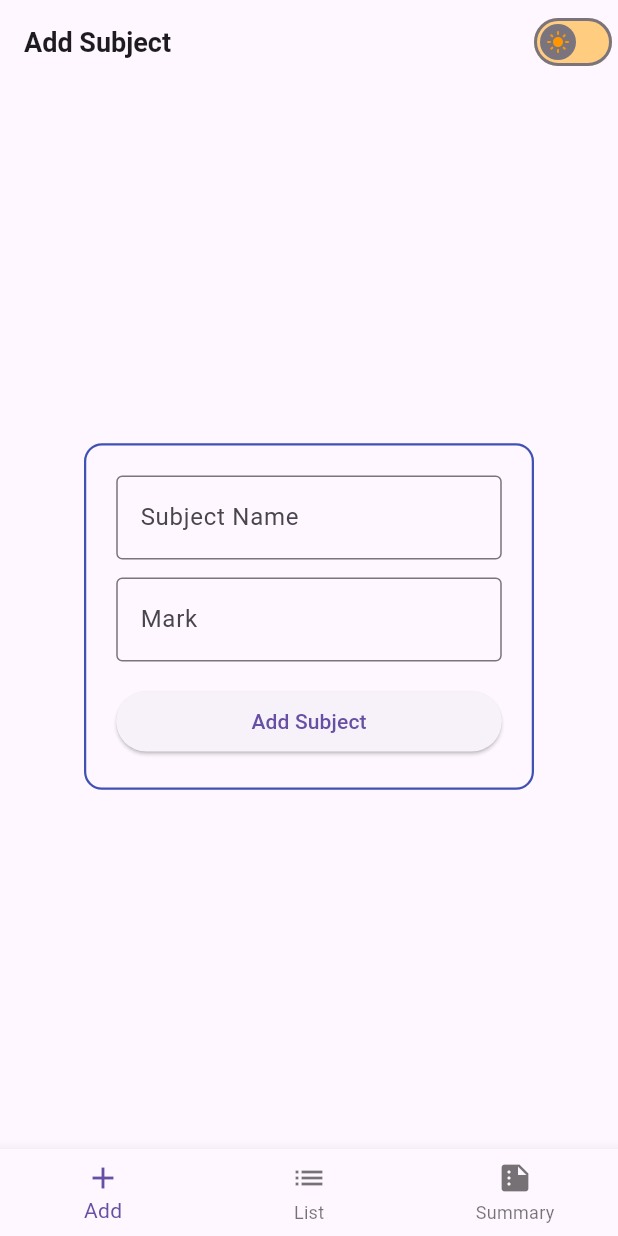
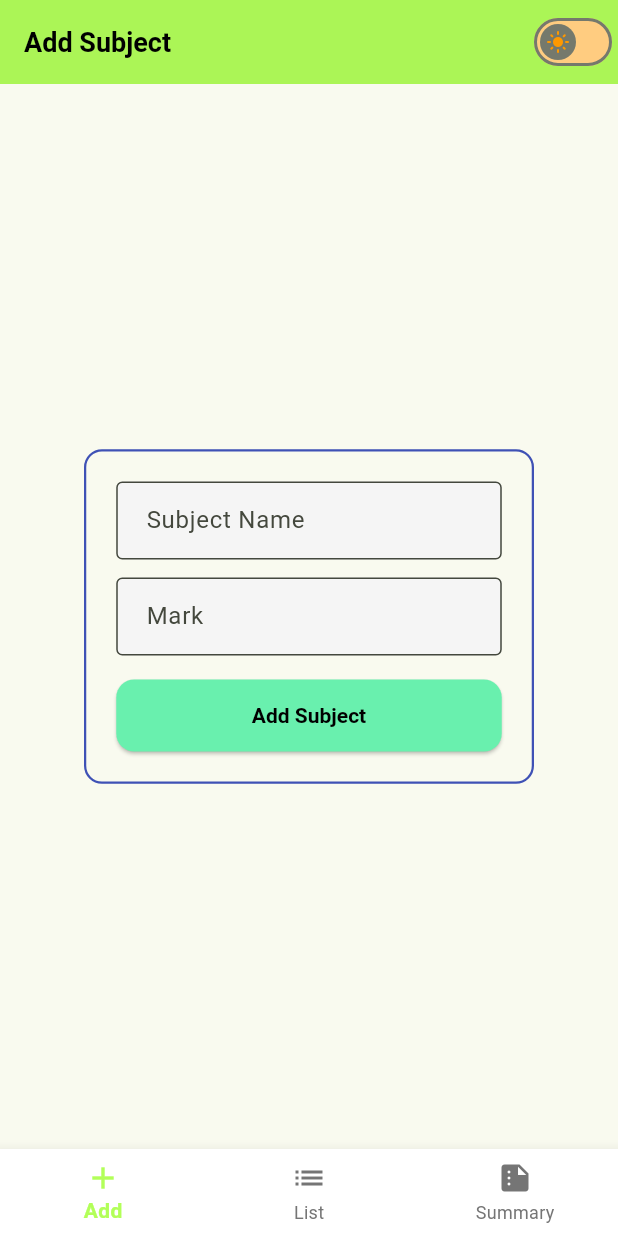
Before and after one commit to Salmee12/grade_tracker, a Flutter app: the screen it shows after launch, on a phone screen of 412 x 824 dp. Run offline on Flutter 3.47's test engine with Material 3 defaults, Android fonts, the light colour scheme and no system bars.

Commit message:
Themedata updated

```diff
--- a/lib/main.dart
+++ b/lib/main.dart
@@ -21,17 +21,173 @@ class MyApp extends StatelessWidget {
 
   @override
   Widget build(BuildContext context) {
+
     return Consumer<AppStateProvider>(
       builder: (context, appState, child) {
         return MaterialApp(
-          title: 'Flutter Demo',
+          title: 'Grade Tracker',
           debugShowCheckedModeBanner: false,
-          theme: ThemeData.light(useMaterial3: true),
-          darkTheme: ThemeData.dark(useMaterial3: true),
+          theme: _lightTheme(),
+          darkTheme: _darkTheme(),
           themeMode: appState.isDarkMode ? ThemeMode.dark : ThemeMode.light,
           home: const MainScreen(),
         );
       },
     );
   }
+
+  ThemeData _lightTheme() {
+    const primaryColor = Colors.lightGreenAccent;
+    const seedColor = Colors.lightGreenAccent;
+
+    return ThemeData(
+      useMaterial3: true,
+      colorScheme: ColorScheme.fromSeed(
+        seedColor: seedColor,
+        brightness: Brightness.light,
+      ),
+      appBarTheme: const AppBarTheme(
+        backgroundColor: primaryColor,
+        foregroundColor: Colors.black,
+        elevation: 2,
+        centerTitle: false,
+        titleTextStyle: TextStyle(
+          fontSize: 20,
+          fontWeight: FontWeight.bold,
+          color: Colors.black,
+        ),
+      ),
+      elevatedButtonTheme: ElevatedButtonThemeData(
+        style: ElevatedButton.styleFrom(
+          minimumSize: const Size(double.infinity, 48),
+          shape: RoundedRectangleBorder(
+            borderRadius: BorderRadius.circular(12),
+          ),
+          backgroundColor: Colors.greenAccent,
+          foregroundColor: Colors.black,
+          textStyle: const TextStyle(fontWeight: FontWeight.bold),
+        ),
+      ),
+      outlinedButtonTheme: OutlinedButtonThemeData(
+        style: OutlinedButton.styleFrom(
+          minimumSize: const Size(double.infinity, 48),
+          shape: RoundedRectangleBorder(
+            borderRadius: BorderRadius.circular(12),
+          ),
+        ),
+      ),
+      textTheme: const TextTheme(
+        titleLarge: TextStyle(fontSize: 20, fontWeight: FontWeight.bold),
+        titleMedium: TextStyle(fontSize: 16, fontWeight: FontWeight.w600),
+        titleSmall: TextStyle(fontSize: 14, fontWeight: FontWeight.bold),
+        bodyMedium: TextStyle(fontSize: 16),
+      ),
+      cardTheme: CardThemeData(
+        elevation: 3,
+        shape: RoundedRectangleBorder(borderRadius: BorderRadius.circular(12)),
+        margin: const EdgeInsets.symmetric(vertical: 6),
+      ),
+      listTileTheme: const ListTileThemeData(
+        contentPadding: EdgeInsets.symmetric(horizontal: 16, vertical: 8),
+      ),
+      bottomNavigationBarTheme: BottomNavigationBarThemeData(
+        backgroundColor: Colors.white,
+        selectedItemColor: primaryColor,
+        unselectedItemColor: Colors.grey[600],
+        selectedLabelStyle: const TextStyle(fontWeight: FontWeight.bold),
+        elevation: 8,
+      ),
+      inputDecorationTheme: InputDecorationTheme(
+        border: OutlineInputBorder(
+          borderRadius: BorderRadius.circular(12),
+        ),
+        filled: true,
+        fillColor: Colors.grey[100],
+        contentPadding: const EdgeInsets.symmetric(horizontal: 16, vertical: 14),
+      ),
+      dialogTheme: DialogThemeData(
+        shape: RoundedRectangleBorder(borderRadius: BorderRadius.circular(16)),
+      ),
+      snackBarTheme: SnackBarThemeData(
+        behavior: SnackBarBehavior.floating,
+        shape: RoundedRectangleBorder(borderRadius: BorderRadius.circular(12)),
+      ),
+    );
+  }
+
+  ThemeData _darkTheme() {
+    const primaryColor = Colors.lightGreenAccent;
+
+    return ThemeData(
+      useMaterial3: true,
+      colorScheme: ColorScheme.fromSeed(
+        seedColor: primaryColor,
+        brightness: Brightness.dark,
+      ),
+      appBarTheme: AppBarTheme(
+        backgroundColor: Colors.grey[900],
+        foregroundColor: Colors.white,
+        elevation: 2,
+        titleTextStyle: const TextStyle(
+          fontSize: 20,
+          fontWeight: FontWeight.bold,
+          color: Colors.white,
+        ),
+      ),
+      elevatedButtonTheme: ElevatedButtonThemeData(
+        style: ElevatedButton.styleFrom(
+          minimumSize: const Size(double.infinity, 48),
+          shape: RoundedRectangleBorder(
+            borderRadius: BorderRadius.circular(12),
+          ),
+          backgroundColor: primaryColor,
+          foregroundColor: Colors.black,
+          textStyle: const TextStyle(fontWeight: FontWeight.bold),
+        ),
+      ),
+      outlinedButtonTheme: OutlinedButtonThemeData(
+        style: OutlinedButton.styleFrom(
+          minimumSize: const Size(double.infinity, 48),
+          shape: RoundedRectangleBorder(
+            borderRadius: BorderRadius.circular(12),
+          ),
+        ),
+      ),
+      cardTheme: CardThemeData(
+        elevation: 4,
+        color: Colors.grey[850],
+        shape: RoundedRectangleBorder(borderRadius: BorderRadius.circular(12)),
+      ),
+      listTileTheme: ListTileThemeData(
+        contentPadding: const EdgeInsets.symmetric(horizontal: 16, vertical: 8),
+        iconColor: Colors.white70,
+      ),
+      bottomNavigationBarTheme: BottomNavigationBarThemeData(
+        backgroundColor: Colors.grey[900],
+        selectedItemColor: primaryColor,
+        unselectedItemColor: Colors.grey[400],
+        selectedLabelStyle: const TextStyle(fontWeight: FontWeight.bold),
+        elevation: 8,
+      ),
+      inputDecorationTheme: InputDecorationTheme(
+        border: OutlineInputBorder(
+          borderRadius: BorderRadius.circular(12),
+        ),
+        filled: true,
+        fillColor: Colors.grey[800],
+        contentPadding: const EdgeInsets.symmetric(horizontal: 16, vertical: 14),
+      ),
+      dialogTheme: DialogThemeData(
+        backgroundColor: Colors.grey[850],
+        shape: RoundedRectangleBorder(borderRadius: BorderRadius.circular(16)),
+      ),
+      snackBarTheme: SnackBarThemeData(
+        behavior: SnackBarBehavior.floating,
+        backgroundColor: Colors.grey[800],
+        shape: RoundedRectangleBorder(borderRadius: BorderRadius.circular(12)),
+      ),
+    );
+  }
+
+
 }
```
